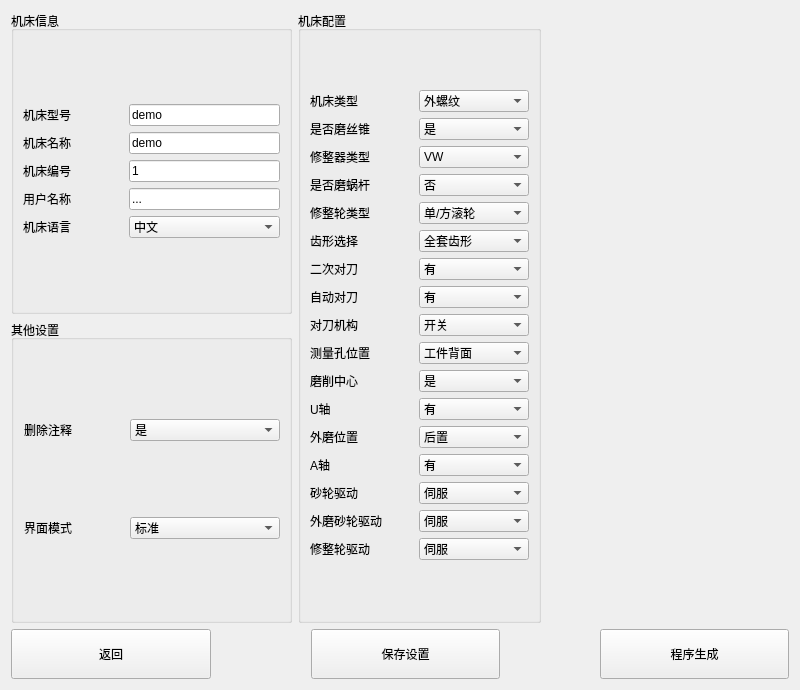
Qt form creatorwindow.ui (nie11kun/HorizonJuicerCreator) before a commit.
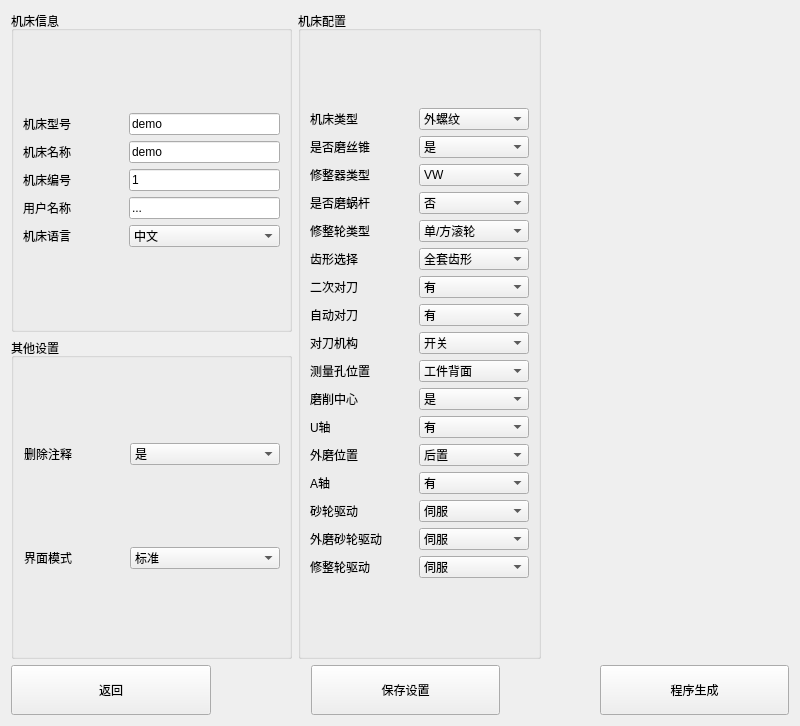
The same form after that commit.

The edit to the form file:
```diff
--- a/creatorwindow.ui
+++ b/creatorwindow.ui
@@ -7,7 +7,7 @@
     <x>0</x>
     <y>0</y>
     <width>800</width>
-    <height>690</height>
+    <height>726</height>
    </rect>
   </property>
   <property name="minimumSize">
@@ -247,8 +247,8 @@
          <enum>QLayout::SetDefaultConstraint</enum>
         </property>
         <item row="0" column="0">
-         <layout class="QVBoxLayout" name="verticalLayout_3">
-          <item>
+         <layout class="QGridLayout" name="gridLayout_4">
+          <item row="0" column="0">
            <widget class="QLabel" name="labelMachineType">
             <property name="minimumSize">
              <size>
@@ -261,112 +261,112 @@
             </property>
            </widget>
           </item>
-          <item>
+          <item row="1" column="0">
            <widget class="QLabel" name="labelIfHasScrewTap">
             <property name="text">
              <string>是否磨丝锥</string>
             </property>
            </widget>
           </item>
-          <item>
+          <item row="2" column="0">
            <widget class="QLabel" name="labelWareType">
             <property name="text">
              <string>修整器类型</string>
             </property>
            </widget>
           </item>
-          <item>
+          <item row="3" column="0">
            <widget class="QLabel" name="labelIfHasWorm">
             <property name="text">
              <string>是否磨蜗杆</string>
             </property>
            </widget>
           </item>
-          <item>
+          <item row="4" column="0">
            <widget class="QLabel" name="labelWheelType">
             <property name="text">
              <string>修整轮类型</string>
             </property>
            </widget>
           </item>
-          <item>
+          <item row="5" column="0">
            <widget class="QLabel" name="labelShapeType">
             <property name="text">
              <string>齿形选择</string>
             </property>
            </widget>
           </item>
-          <item>
+          <item row="6" column="0">
            <widget class="QLabel" name="labelIfHasReOp">
             <property name="text">
              <string>二次对刀</string>
             </property>
            </widget>
           </item>
-          <item>
+          <item row="7" column="0">
            <widget class="QLabel" name="labelIfOperation">
             <property name="text">
              <string>自动对刀</string>
             </property>
            </widget>
           </item>
-          <item>
+          <item row="8" column="0">
            <widget class="QLabel" name="labelMeasureMethord">
             <property name="text">
              <string>对刀机构</string>
             </property>
            </widget>
           </item>
-          <item>
+          <item row="9" column="0">
            <widget class="QLabel" name="labelProbePos">
             <property name="text">
              <string>测量孔位置</string>
             </property>
            </widget>
           </item>
-          <item>
+          <item row="10" column="0">
            <widget class="QLabel" name="labelIfCenter">
             <property name="text">
              <string>磨削中心</string>
             </property>
            </widget>
           </item>
-          <item>
+          <item row="11" column="0">
            <widget class="QLabel" name="labelIfHasU">
             <property name="text">
              <string>U轴</string>
             </property>
            </widget>
           </item>
-          <item>
+          <item row="12" column="0">
            <widget class="QLabel" name="labelIfNotHasUExternalPos">
             <property name="text">
              <string>外磨位置</string>
             </property>
            </widget>
           </item>
-          <item>
+          <item row="13" column="0">
            <widget class="QLabel" name="labelIfHasA">
             <property name="text">
              <string>A轴</string>
             </property>
            </widget>
           </item>
-          <item>
+          <item row="14" column="0">
            <widget class="QLabel" name="labelGrindWheelType">
             <property name="text">
              <string>砂轮驱动</string>
             </property>
            </widget>
           </item>
-          <item>
+          <item row="15" column="0">
            <widget class="QLabel" name="labelExGrindWheelType">
             <property name="text">
              <string>外磨砂轮驱动</string>
             </property>
            </widget>
           </item>
-          <item>
+          <item row="16" column="0">
            <widget class="QLabel" name="labelDressWheelType">
             <property name="text">
              <string>修整轮驱动</string>
@@ -376,8 +376,8 @@
          </layout>
         </item>
         <item row="0" column="1">
-         <layout class="QVBoxLayout" name="verticalLayout_4">
-          <item>
+         <layout class="QGridLayout" name="gridLayout_5">
+          <item row="0" column="0">
            <widget class="QComboBox" name="comboBoxMachineType">
             <property name="enabled">
              <bool>true</bool>
@@ -400,7 +400,7 @@
             </item>
            </widget>
           </item>
-          <item>
+          <item row="1" column="0">
            <widget class="QComboBox" name="comboBoxIfHasScrewTap">
             <item>
              <property name="text">
@@ -414,7 +414,7 @@
             </item>
            </widget>
           </item>
-          <item>
+          <item row="2" column="0">
            <widget class="QComboBox" name="comboBoxWareType">
             <item>
              <property name="text">
@@ -443,7 +443,7 @@
             </item>
            </widget>
           </item>
-          <item>
+          <item row="3" column="0">
            <widget class="QComboBox" name="comboBoxIfHasWorm">
             <item>
              <property name="text">
@@ -457,7 +457,7 @@
             </item>
            </widget>
           </item>
-          <item>
+          <item row="4" column="0">
            <widget class="QComboBox" name="comboBoxWheelType">
             <item>
              <property name="text">
@@ -471,7 +471,7 @@
             </item>
            </widget>
           </item>
-          <item>
+          <item row="5" column="0">
            <widget class="QComboBox" name="comboBoxShapeType">
             <item>
              <property name="text">
@@ -485,7 +485,7 @@
             </item>
            </widget>
           </item>
-          <item>
+          <item row="6" column="0">
            <widget class="QComboBox" name="comboBoxIfHasReOp">
             <item>
              <property name="text">
@@ -499,7 +499,7 @@
             </item>
            </widget>
           </item>
-          <item>
+          <item row="7" column="0">
            <widget class="QComboBox" name="comboBoxIfOperation">
             <item>
              <property name="text">
@@ -513,7 +513,7 @@
             </item>
            </widget>
           </item>
-          <item>
+          <item row="8" column="0">
            <widget class="QComboBox" name="comboBoxMeasureMethord">
             <property name="minimumSize">
              <size>
@@ -538,7 +538,7 @@
             </item>
            </widget>
           </item>
-          <item>
+          <item row="9" column="0">
            <widget class="QComboBox" name="comboBoxProbePos">
             <item>
              <property name="text">
@@ -552,7 +552,7 @@
             </item>
            </widget>
           </item>
-          <item>
+          <item row="10" column="0">
            <widget class="QComboBox" name="comboBoxIfCenter">
             <item>
              <property name="text">
@@ -566,7 +566,7 @@
             </item>
            </widget>
           </item>
-          <item>
+          <item row="11" column="0">
            <widget class="QComboBox" name="comboBoxIfHasU">
             <item>
              <property name="text">
@@ -580,7 +580,7 @@
             </item>
            </widget>
           </item>
-          <item>
+          <item row="12" column="0">
            <widget class="QComboBox" name="comboBoxIfNotHasUExternalPos">
             <item>
              <property name="text">
@@ -594,7 +594,7 @@
             </item>
            </widget>
           </item>
-          <item>
+          <item row="13" column="0">
            <widget class="QComboBox" name="comboBoxIfHasA">
             <item>
              <property name="text">
@@ -608,7 +608,7 @@
             </item>
            </widget>
           </item>
-          <item>
+          <item row="14" column="0">
            <widget class="QComboBox" name="comboBoxGrindWheelType">
             <item>
              <property name="text">
@@ -622,7 +622,7 @@
             </item>
            </widget>
           </item>
-          <item>
+          <item row="15" column="0">
            <widget class="QComboBox" name="comboBoxExGrindWheelType">
             <item>
              <property name="text">
@@ -636,7 +636,7 @@
             </item>
            </widget>
           </item>
-          <item>
+          <item row="16" column="0">
            <widget class="QComboBox" name="comboBoxDressWheelType">
             <item>
              <property name="text">
```
